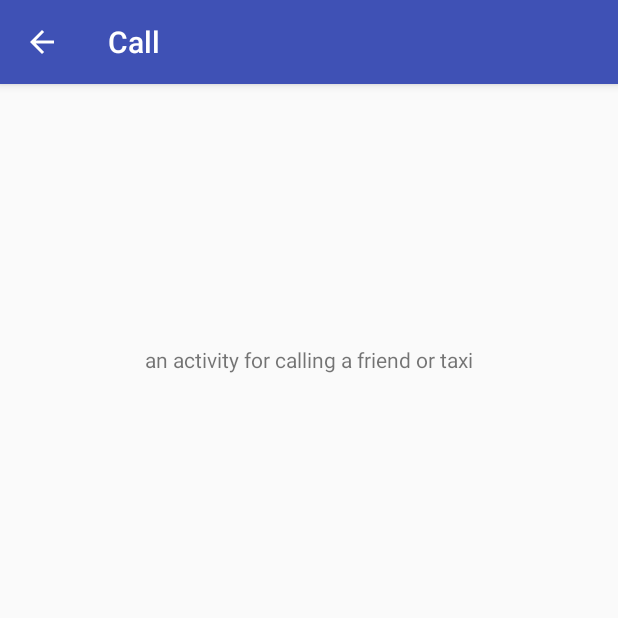
After one commit to billprig/TabLayoutWithViewPager, an Android app: the Call_dialer_activity screen opened directly, with no data from a screen before it, on a phone screen of 412 x 824 dp, the top half of it. The commit adds this screen. Run offline under Robolectric (Android 15) with nearby library versions, the light colour scheme and no system bars.

Commit message:
The end is near

```diff
--- /dev/null
+++ b/app/src/main/java/roy/tablayoutwithviewpager/Call_dialer_activity.java
@@ -0,0 +1,31 @@
+package roy.tablayoutwithviewpager;
+
+import android.content.Intent;
+import android.os.Bundle;
+import android.support.v7.app.AppCompatActivity;
+import android.support.v7.widget.Toolbar;
+import android.view.View;
+
+public class Call_dialer_activity extends AppCompatActivity {
+
+   @Override
+   protected void onCreate(Bundle savedInstanceState) {
+      super.onCreate(savedInstanceState);
+      setContentView(R.layout.activity_call_dialer_activity);
+      Toolbar toolbar = (Toolbar) findViewById(R.id.toolbar);
+      setSupportActionBar(toolbar);
+      getSupportActionBar().setDisplayHomeAsUpEnabled(true);
+      getSupportActionBar().setDisplayShowHomeEnabled(true);
+      toolbar.setNavigationOnClickListener(new View.OnClickListener() {
+         @Override
+         public void onClick(View v) {
+            goback();
+         }
+      });
+
+   }
+   private void goback() {
+      startActivity(new Intent(this, MainActivity.class));
+      finish();
+   }
+}
--- /dev/null
+++ b/app/src/main/res/layout/activity_call_dialer_activity.xml
@@ -0,0 +1,29 @@
+<?xml version="1.0" encoding="utf-8"?>
+<android.support.design.widget.CoordinatorLayout
+    xmlns:android="http://schemas.android.com/apk/res/android"
+    xmlns:app="http://schemas.android.com/apk/res-auto"
+    xmlns:tools="http://schemas.android.com/tools"
+    android:layout_width="match_parent"
+    android:layout_height="match_parent"
+    android:fitsSystemWindows="true"
+    tools:context="roy.tablayoutwithviewpager.Call_dialer_activity">
+
+    <android.support.design.widget.AppBarLayout
+        android:layout_width="match_parent"
+        android:layout_height="wrap_content"
+        android:theme="@style/AppTheme.AppBarOverlay">
+
+        <android.support.v7.widget.Toolbar
+            android:id="@+id/toolbar"
+            android:layout_width="match_parent"
+            android:layout_height="?attr/actionBarSize"
+            android:background="?attr/colorPrimary"
+            app:popupTheme="@style/AppTheme.PopupOverlay"/>
+
+    </android.support.design.widget.AppBarLayout>
+
+    <include layout="@layout/content_call_dialer_activity"/>
+
+
+
+</android.support.design.widget.CoordinatorLayout>
--- /dev/null
+++ b/app/src/main/res/layout/content_call_dialer_activity.xml
@@ -0,0 +1,24 @@
+<?xml version="1.0" encoding="utf-8"?>
+<RelativeLayout
+    xmlns:android="http://schemas.android.com/apk/res/android"
+    xmlns:app="http://schemas.android.com/apk/res-auto"
+    xmlns:tools="http://schemas.android.com/tools"
+    android:layout_width="match_parent"
+    android:layout_height="match_parent"
+    android:paddingBottom="@dimen/activity_vertical_margin"
+    android:paddingLeft="@dimen/activity_horizontal_margin"
+    android:paddingRight="@dimen/activity_horizontal_margin"
+    android:paddingTop="@dimen/activity_vertical_margin"
+    app:layout_behavior="@string/appbar_scrolling_view_behavior"
+    tools:context="roy.tablayoutwithviewpager.Call_dialer_activity"
+    tools:showIn="@layout/activity_call_dialer_activity">
+
+    <TextView
+        android:layout_width="wrap_content"
+        android:layout_height="wrap_content"
+        android:text="an activity for calling a friend or taxi"
+        android:id="@+id/textView11"
+        android:layout_alignParentTop="true"
+        android:layout_centerHorizontal="true"
+        android:layout_marginTop="158dp"/>
+</RelativeLayout>
```
Also changed, not shown: app/src/main/AndroidManifest.xml (+7 -2 lines), app/src/main/java/roy/tablayoutwithviewpager/CustomFragment.java (+8 -3 lines), app/src/main/java/roy/tablayoutwithviewpager/MainActivity.java (+3 -15 lines), app/src/main/java/roy/tablayoutwithviewpager/MainActivity2.java (+53 -23 lines), app/src/main/res/layout/activity_main2.xml (+0 -12 lines), app/src/main/res/layout/content_main.xml (+11 -16 lines), app/src/main/res/layout/fragment_drinks.xml (+10 -0 lines), app/src/main/res/values/strings.xml (+5 -7 lines), app/src/main/res/drawable-xxxhdpi/button_dialer.png (added), 1 other file.
